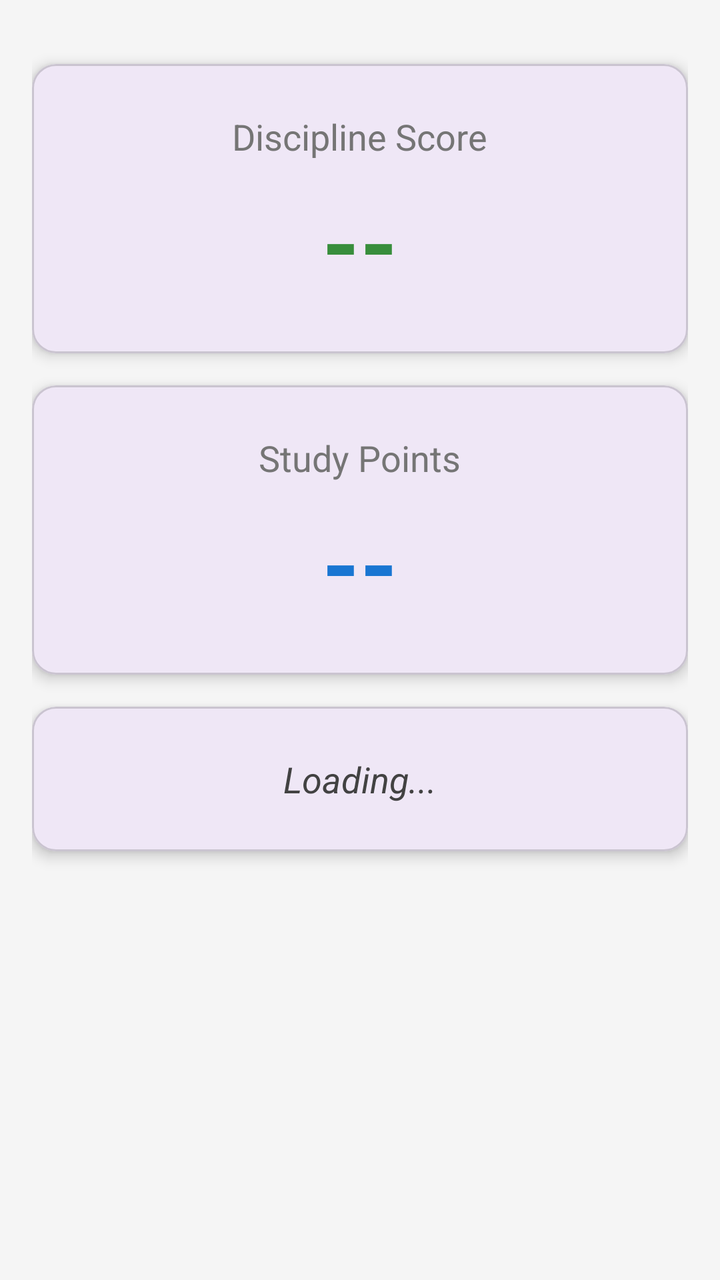
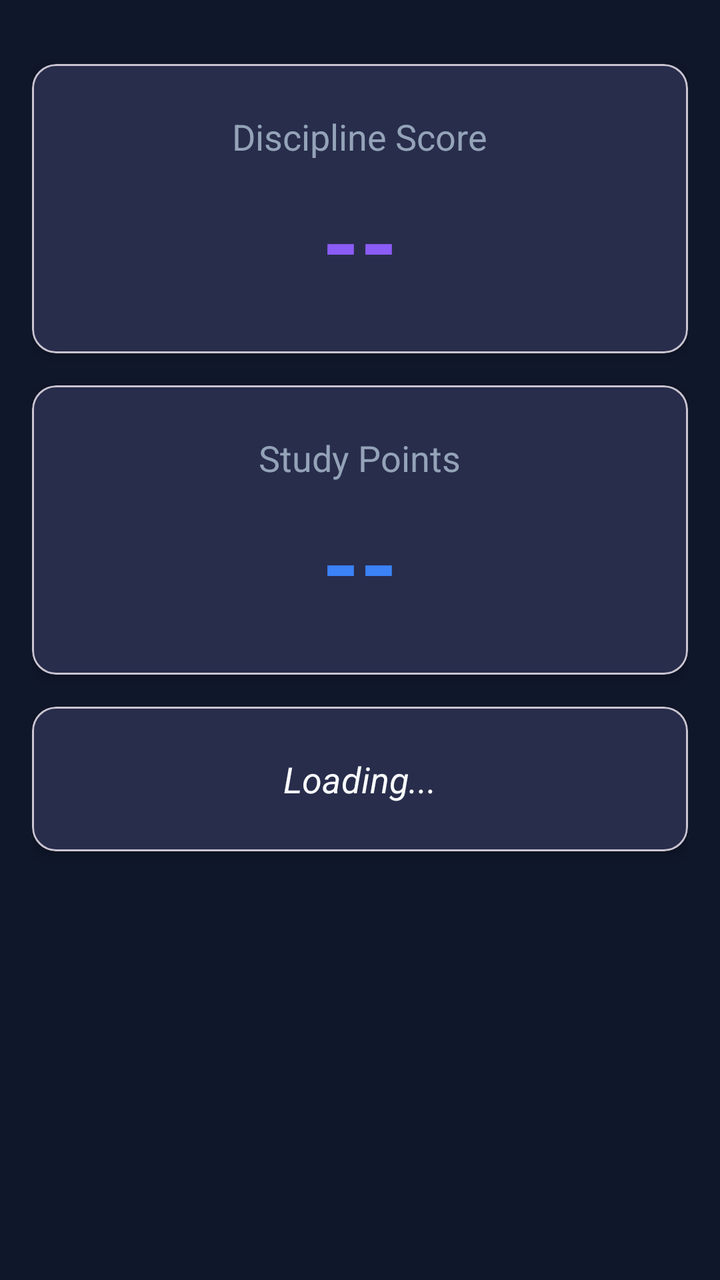

Before-and-after screenshots of an Android layout around one commit, followed by the original layout XML and the change that was made.
<!-- AndroidManifest.xml: application theme Theme.SelfPilot -->
<!-- res/layout/fragment_score.xml -->
<?xml version="1.0" encoding="utf-8"?>
<ScrollView xmlns:android="http://schemas.android.com/apk/res/android"
    xmlns:app="http://schemas.android.com/apk/res-auto"
    xmlns:tools="http://schemas.android.com/tools"
    android:layout_width="match_parent"
    android:layout_height="match_parent"
    android:background="#F5F5F5"
    android:fillViewport="true">

    <androidx.constraintlayout.widget.ConstraintLayout
        android:layout_width="match_parent"
        android:layout_height="wrap_content"
        android:padding="16dp">

        <com.google.android.material.card.MaterialCardView
            android:id="@+id/cardDiscipline"
            android:layout_width="0dp"
            android:layout_height="wrap_content"
            android:layout_marginTop="16dp"
            app:cardCornerRadius="12dp"
            app:cardElevation="4dp"
            app:layout_constraintEnd_toEndOf="parent"
            app:layout_constraintStart_toStartOf="parent"
            app:layout_constraintTop_toTopOf="parent">

            <LinearLayout
                android:layout_width="match_parent"
                android:layout_height="wrap_content"
                android:gravity="center"
                android:orientation="vertical"
                android:padding="24dp">

                <TextView
                    android:layout_width="wrap_content"
                    android:layout_height="wrap_content"
                    android:text="Discipline Score"
                    android:textSize="18sp"
                    android:textColor="#757575" />

                <TextView
                    android:id="@+id/tvDisciplineScore"
                    android:layout_width="wrap_content"
                    android:layout_height="wrap_content"
                    android:layout_marginTop="8dp"
                    android:text="--"
                    android:textColor="#388E3C"
                    android:textSize="48sp"
                    android:textStyle="bold" />
            </LinearLayout>
        </com.google.android.material.card.MaterialCardView>

        <com.google.android.material.card.MaterialCardView
            android:id="@+id/cardStudy"
            android:layout_width="0dp"
            android:layout_height="wrap_content"
            android:layout_marginTop="16dp"
            app:cardCornerRadius="12dp"
            app:cardElevation="4dp"
            app:layout_constraintEnd_toEndOf="parent"
            app:layout_constraintStart_toStartOf="parent"
            app:layout_constraintTop_toBottomOf="@id/cardDiscipline">

            <LinearLayout
                android:layout_width="match_parent"
                android:layout_height="wrap_content"
                android:gravity="center"
                android:orientation="vertical"
                android:padding="24dp">

                <TextView
                    android:layout_width="wrap_content"
                    android:layout_height="wrap_content"
                    android:text="Study Points"
                    android:textSize="18sp"
                    android:textColor="#757575" />

                <TextView
                    android:id="@+id/tvStudyPoints"
                    android:layout_width="wrap_content"
                    android:layout_height="wrap_content"
                    android:layout_marginTop="8dp"
                    android:text="--"
                    android:textColor="#1976D2"
                    android:textSize="48sp"
                    android:textStyle="bold" />
            </LinearLayout>
        </com.google.android.material.card.MaterialCardView>

        <com.google.android.material.card.MaterialCardView
            android:id="@+id/cardMotivation"
            android:layout_width="0dp"
            android:layout_height="wrap_content"
            android:layout_marginTop="16dp"
            app:cardCornerRadius="12dp"
            app:cardElevation="4dp"
            app:layout_constraintEnd_toEndOf="parent"
            app:layout_constraintStart_toStartOf="parent"
            app:layout_constraintTop_toBottomOf="@id/cardStudy">

            <LinearLayout
                android:layout_width="match_parent"
                android:layout_height="wrap_content"
                android:gravity="center"
                android:orientation="vertical"
                android:padding="24dp">

                <TextView
                    android:id="@+id/tvMotivationalText"
                    android:layout_width="wrap_content"
                    android:layout_height="wrap_content"
                    android:text="Loading..."
                    android:textAlignment="center"
                    android:textColor="#424242"
                    android:textSize="18sp"
                    android:textStyle="italic" />
            </LinearLayout>
        </com.google.android.material.card.MaterialCardView>

    </androidx.constraintlayout.widget.ConstraintLayout>
</ScrollView>
<!-- resources referenced by this layout -->
<resources>
  <style name="Theme.SelfPilot" parent="Base.Theme.SelfPilot" />
  <style name="Base.Theme.SelfPilot" parent="Theme.Material3.DayNight.NoActionBar">
          
          
      </style>
</resources>

<!-- the commit's change to res/layout/fragment_score.xml (unified diff, before → after) -->
@@ -4,7 +4,7 @@
     xmlns:tools="http://schemas.android.com/tools"
     android:layout_width="match_parent"
     android:layout_height="match_parent"
-    android:background="#F5F5F5"
+    android:background="?android:attr/colorBackground"
     android:fillViewport="true">
 
     <androidx.constraintlayout.widget.ConstraintLayout
@@ -35,7 +35,7 @@
                     android:layout_height="wrap_content"
                     android:text="Discipline Score"
                     android:textSize="18sp"
-                    android:textColor="#757575" />
+                    android:textColor="?android:attr/textColorSecondary" />
 
                 <TextView
                     android:id="@+id/tvDisciplineScore"
@@ -43,7 +43,7 @@
                     android:layout_height="wrap_content"
                     android:layout_marginTop="8dp"
                     android:text="--"
-                    android:textColor="#388E3C"
+                    android:textColor="?attr/colorPrimary"
                     android:textSize="48sp"
                     android:textStyle="bold" />
             </LinearLayout>
@@ -72,7 +72,7 @@
                     android:layout_height="wrap_content"
                     android:text="Study Points"
                     android:textSize="18sp"
-                    android:textColor="#757575" />
+                    android:textColor="?android:attr/textColorSecondary" />
 
                 <TextView
                     android:id="@+id/tvStudyPoints"
@@ -80,7 +80,7 @@
                     android:layout_height="wrap_content"
                     android:layout_marginTop="8dp"
                     android:text="--"
-                    android:textColor="#1976D2"
+                    android:textColor="?attr/colorSecondary"
                     android:textSize="48sp"
                     android:textStyle="bold" />
             </LinearLayout>
@@ -110,7 +110,7 @@
                     android:layout_height="wrap_content"
                     android:text="Loading..."
                     android:textAlignment="center"
-                    android:textColor="#424242"
+                    android:textColor="?android:attr/textColorPrimary"
                     android:textSize="18sp"
                     android:textStyle="italic" />
             </LinearLayout>
<!-- resource entries referenced after the edit -->
@@ -3,7 +3,28 @@
   <style name="Theme.SelfPilot" parent="Base.Theme.SelfPilot" />
   <style name="Base.Theme.SelfPilot" parent="Theme.Material3.DayNight.NoActionBar">
           
-          
+          <item name="colorPrimary">@color/purple_accent</item>
+          <item name="colorPrimaryVariant">@color/electric_blue</item>
+          <item name="colorOnPrimary">@color/white</item>
+          <item name="colorSecondary">@color/electric_blue</item>
+          <item name="colorSecondaryVariant">@color/purple_accent_light</item>
+          <item name="colorOnSecondary">@color/white</item>
+          <item name="android:colorBackground">@color/background_dark</item>
+          <item name="colorSurface">@color/card_background</item>
+          <item name="colorOnSurface">@color/text_primary</item>
+          <item name="android:textColorPrimary">@color/text_primary</item>
+          <item name="android:textColorSecondary">@color/text_secondary</item>
+          <item name="android:statusBarColor">@color/background_dark</item>
+          <item name="android:navigationBarColor">@color/background_dark</item>
+          <item name="bottomNavigationStyle">@style/Widget.MaterialComponents.BottomNavigationView.Colored</item>
       </style>
+  <color name="purple_accent">#8B5CF6</color>
+  <color name="electric_blue">#3B82F6</color>
+  <color name="white">#FFFFFFFF</color>
+  <color name="purple_accent_light">#A78BFA</color>
+  <color name="background_dark">#0F172A</color>
+  <color name="card_background">#1E293B</color>
+  <color name="text_primary">#F8FAFC</color>
+  <color name="text_secondary">#94A3B8</color>
 </resources>
 
